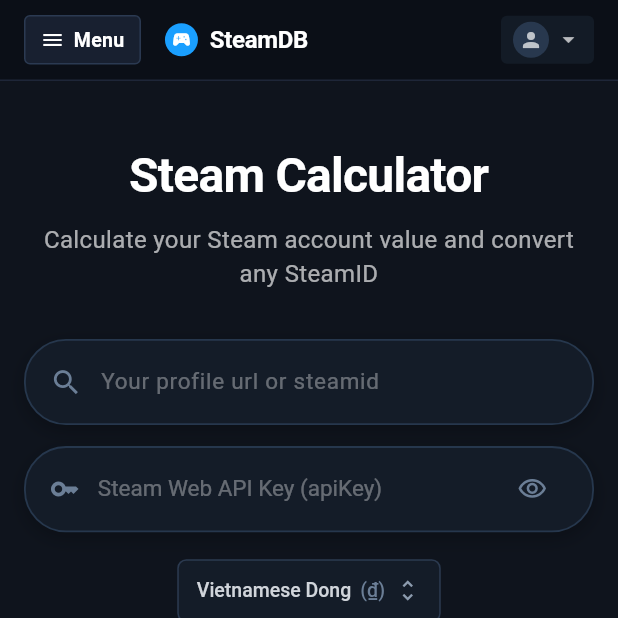
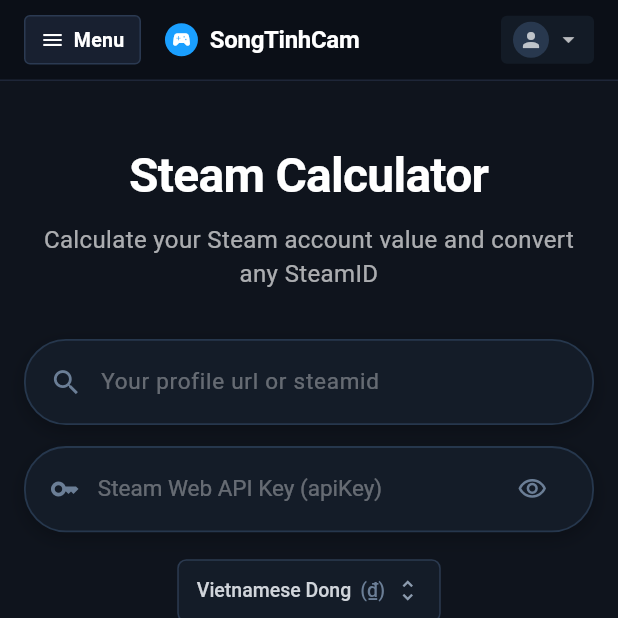
Before and after one commit to Hantq04/songtinhcam, a Flutter app: the screen it shows after launch, on a phone screen of 412 x 824 dp, the top half of it. Run offline on Flutter 3.47's test engine with Material 3 defaults, Android fonts, the phone set to English and light mode, and no system bars; Roboto replaces fonts that are missing (Segoe UI).

Commit message:
fix: update label

```diff
--- a/lib/screens/steam_calculator_screen.dart
+++ b/lib/screens/steam_calculator_screen.dart
@@ -244,7 +244,7 @@
               ),
               const SizedBox(width: 8),
               const Text(
-                'SteamDB',
+                'SongTinhCam',
                 style: TextStyle(
                   color: Colors.white,
                   fontSize: 16,
```
